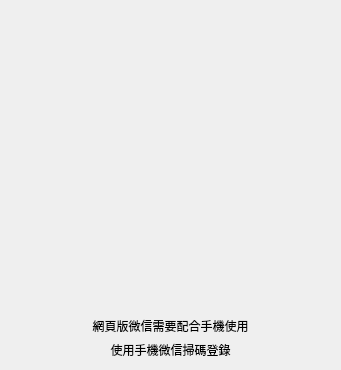
First picture: the form in resource/ui/wechat-1.0.ui, repository 0xzhaohx/wechat-qt5, before the edit.
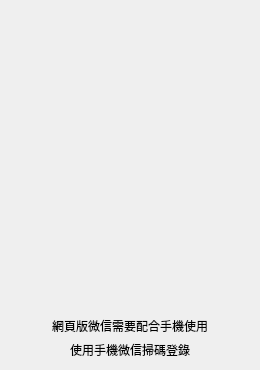
Second picture: the form after the edit.

```diff
--- a/resource/ui/wechat-1.0.ui
+++ b/resource/ui/wechat-1.0.ui
@@ -6,14 +6,14 @@
    <rect>
     <x>0</x>
     <y>0</y>
-    <width>341</width>
+    <width>260</width>
     <height>370</height>
    </rect>
   </property>
   <property name="minimumSize">
    <size>
-    <width>270</width>
-    <height>370</height>
+    <width>260</width>
+    <height>360</height>
    </size>
   </property>
   <property name="windowTitle">
```
